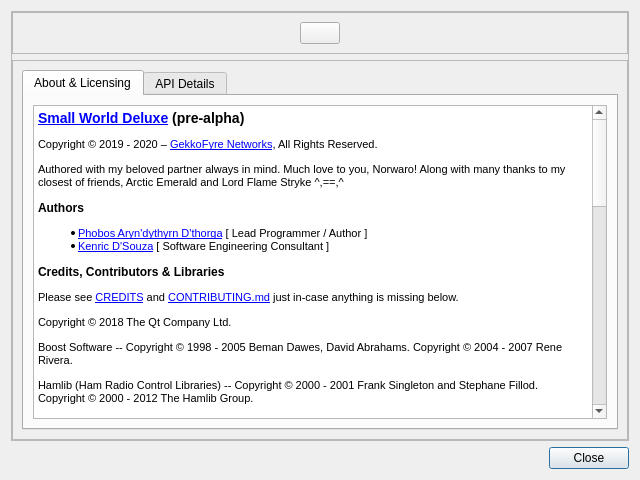
The window that src/ui/aboutdialog.ui (GekkoFyre/small-world-deluxe) describes before a commit, drawn with Qt 5.
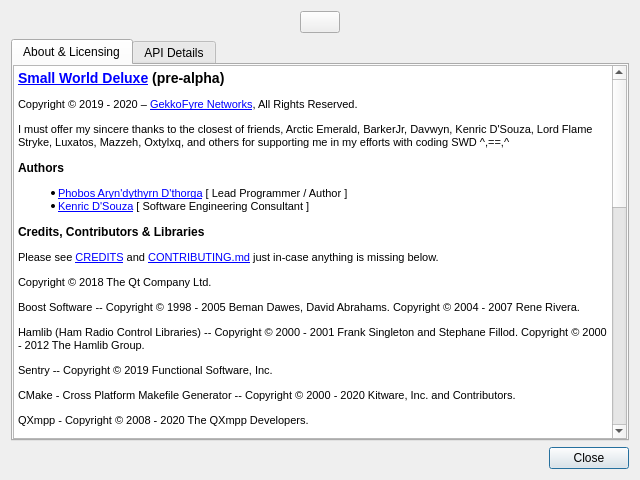
The same window after the commit.

```diff
--- a/src/ui/aboutdialog.ui
+++ b/src/ui/aboutdialog.ui
@@ -17,7 +17,7 @@
    <item>
     <widget class="QFrame" name="frame_main">
      <property name="frameShape">
-      <enum>QFrame::StyledPanel</enum>
+      <enum>QFrame::NoFrame</enum>
      </property>
      <property name="frameShadow">
       <enum>QFrame::Raised</enum>
@@ -38,12 +38,24 @@
       <item>
        <widget class="QFrame" name="frame_logo">
         <property name="frameShape">
-         <enum>QFrame::StyledPanel</enum>
+         <enum>QFrame::NoFrame</enum>
         </property>
         <property name="frameShadow">
          <enum>QFrame::Raised</enum>
         </property>
         <layout class="QHBoxLayout" name="horizontalLayout">
+         <property name="leftMargin">
+          <number>0</number>
+         </property>
+         <property name="topMargin">
+          <number>0</number>
+         </property>
+         <property name="rightMargin">
+          <number>0</number>
+         </property>
+         <property name="bottomMargin">
+          <number>0</number>
+         </property>
          <item>
           <spacer name="horizontalSpacer">
            <property name="orientation">
@@ -86,12 +98,24 @@
       <item>
        <widget class="QFrame" name="frame_about">
         <property name="frameShape">
-         <enum>QFrame::StyledPanel</enum>
+         <enum>QFrame::NoFrame</enum>
         </property>
         <property name="frameShadow">
          <enum>QFrame::Raised</enum>
         </property>
         <layout class="QVBoxLayout" name="verticalLayout_3">
+         <property name="leftMargin">
+          <number>0</number>
+         </property>
+         <property name="topMargin">
+          <number>0</number>
+         </property>
+         <property name="rightMargin">
+          <number>0</number>
+         </property>
+         <property name="bottomMargin">
+          <number>0</number>
+         </property>
          <item>
           <widget class="QTabWidget" name="tabWidget_about">
            <property name="currentIndex">
@@ -105,6 +129,18 @@
              <string>About &amp;&amp; Licensing</string>
             </attribute>
             <layout class="QVBoxLayout" name="verticalLayout_4">
+             <property name="leftMargin">
+              <number>0</number>
+             </property>
+             <property name="topMargin">
+              <number>0</number>
+             </property>
+             <property name="rightMargin">
+              <number>0</number>
+             </property>
+             <property name="bottomMargin">
+              <number>0</number>
+             </property>
              <item>
               <widget class="QTextEdit" name="textEdit_html_legalese">
                <property name="horizontalScrollBarPolicy">
@@ -126,7 +162,7 @@
 &lt;/style&gt;&lt;/head&gt;&lt;body style=&quot; font-family:'MS Shell Dlg 2'; font-size:7.8pt; font-weight:400; font-style:normal;&quot;&gt;
 &lt;h3 style=&quot; margin-top:14px; margin-bottom:12px; margin-left:0px; margin-right:0px; -qt-block-indent:0; text-indent:0px;&quot;&gt;&lt;a href=&quot;https://git.gekkofyre.io/amateur-radio/small-world-deluxe/&quot;&gt;&lt;span style=&quot; font-size:8pt; font-weight:600; text-decoration: underline; color:#0000ff;&quot;&gt;Small World Deluxe&lt;/span&gt;&lt;/a&gt;&lt;span style=&quot; font-size:8pt; font-weight:600;&quot;&gt; (pre-alpha)&lt;/span&gt;&lt;/h3&gt;
 &lt;p style=&quot; margin-top:12px; margin-bottom:12px; margin-left:0px; margin-right:0px; -qt-block-indent:0; text-indent:0px;&quot;&gt;&lt;span style=&quot; font-size:8pt;&quot;&gt;Copyright © 2019 - 2020 – &lt;/span&gt;&lt;a href=&quot;https://gekkofyre.io/&quot;&gt;&lt;span style=&quot; font-size:8pt; text-decoration: underline; color:#0000ff;&quot;&gt;GekkoFyre Networks&lt;/span&gt;&lt;/a&gt;&lt;span style=&quot; font-size:8pt;&quot;&gt;, All Rights Reserved.&lt;/span&gt;&lt;/p&gt;
-&lt;p style=&quot; margin-top:12px; margin-bottom:12px; margin-left:0px; margin-right:0px; -qt-block-indent:0; text-indent:0px;&quot;&gt;&lt;span style=&quot; font-size:8pt;&quot;&gt;Authored with my beloved partner always in mind. Much love to you, Norwaro! Along with many thanks to my closest of friends, Arctic Emerald and Lord Flame Stryke ^,==,^&lt;/span&gt;&lt;/p&gt;
+&lt;p style=&quot; margin-top:12px; margin-bottom:12px; margin-left:0px; margin-right:0px; -qt-block-indent:0; text-indent:0px;&quot;&gt;&lt;span style=&quot; font-size:8pt;&quot;&gt;I must offer my sincere thanks to the closest of friends, Arctic Emerald, BarkerJr, Davwyn, Kenric D'Souza, Lord Flame Stryke, Luxatos, Mazzeh, Oxtylxq, and others for supporting me in my efforts with coding SWD ^,==,^&lt;/span&gt;&lt;/p&gt;
 &lt;h4 style=&quot; margin-top:12px; margin-bottom:12px; margin-left:0px; margin-right:0px; -qt-block-indent:0; text-indent:0px;&quot;&gt;&lt;span style=&quot; font-size:8pt; font-weight:600;&quot;&gt;Authors&lt;/span&gt;&lt;/h4&gt;
 &lt;ul style=&quot;margin-top: 0px; margin-bottom: 0px; margin-left: 0px; margin-right: 0px; -qt-list-indent: 1;&quot;&gt;&lt;li style=&quot; font-size:8pt;&quot; style=&quot; margin-top:12px; margin-bottom:0px; margin-left:0px; margin-right:0px; -qt-block-indent:0; text-indent:0px;&quot;&gt;&lt;a href=&quot;https://code.gekkofyre.io/phobos-dthorga&quot;&gt;&lt;span style=&quot; text-decoration: underline; color:#0000ff;&quot;&gt;Phobos Aryn'dythyrn D'thorga&lt;/span&gt;&lt;/a&gt; [ Lead Programmer / Author ]&lt;/li&gt;
 &lt;li style=&quot; font-size:8pt;&quot; style=&quot; margin-top:0px; margin-bottom:12px; margin-left:0px; margin-right:0px; -qt-block-indent:0; text-indent:0px;&quot;&gt;&lt;a href=&quot;https://code.gekkofyre.io/azurebyte&quot;&gt;&lt;span style=&quot; text-decoration: underline; color:#0000ff;&quot;&gt;Kenric D'Souza&lt;/span&gt;&lt;/a&gt; [ Software Engineering Consultant ] &lt;/li&gt;&lt;/ul&gt;
```
Left out of the diff: 2 changed lines with no effect on the pictures.
